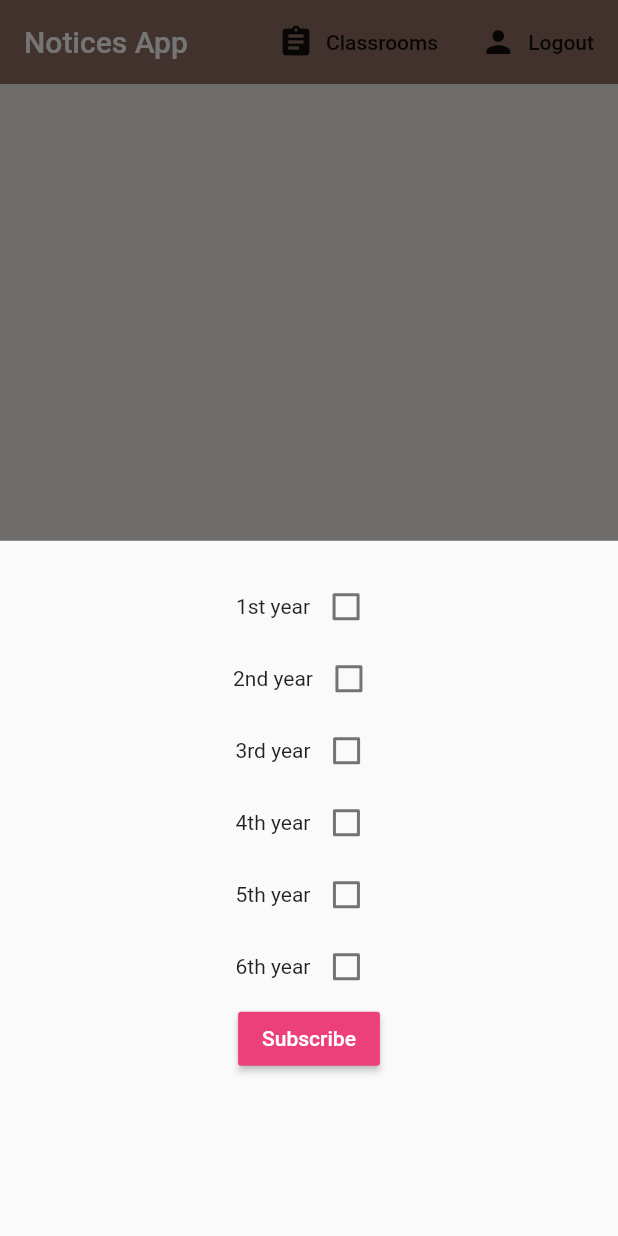
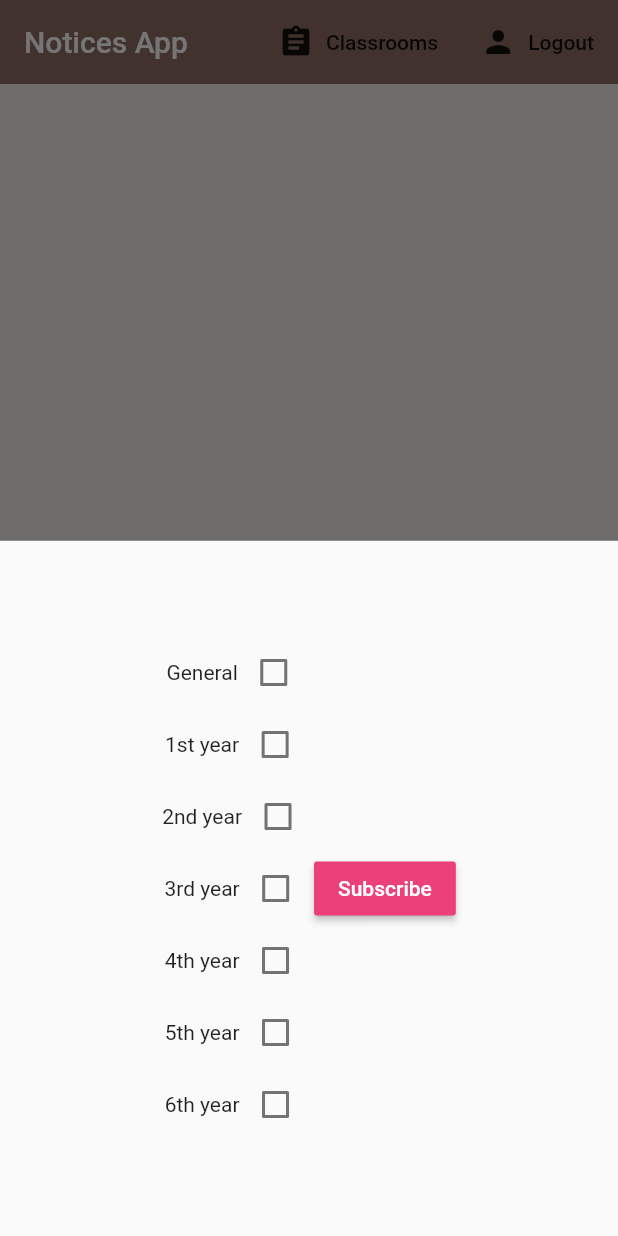
Before and after one commit to 15154/AM4L, a Flutter app: the screen it shows once a user with an empty profile is signed in, after a tap on "Classrooms", on a phone screen of 412 x 824 dp. Run offline on Flutter 3.47's test engine with Material 2 defaults, Android fonts, the phone set to English and light mode, and no system bars; our stand-ins replace cloud_firestore, firebase_auth, flutter_spinkit; accounts and stored records are empty.

```diff
--- a/am4l_15123_15154/lib/screens/home/classrooms_form.dart
+++ b/am4l_15123_15154/lib/screens/home/classrooms_form.dart
@@ -1,5 +1,7 @@
 import 'package:flutter/material.dart';
 import 'package:am4l_15123_15154/shared/constants.dart';
+import 'notice_list.dart' as notice_list;
+import 'notice_tile.dart' as notice_tile;
 
 class ClassroomsForm extends StatefulWidget {
   @override
@@ -11,12 +13,13 @@ class _ClassroomsFormState extends State<ClassroomsForm> {
   final _formKey = GlobalKey<FormState>();
 
   // form values
-  bool _1Val = false;
-  bool _2Val = false;
-  bool _3Val = false;
-  bool _4Val = false;
-  bool _5Val = false;
-  bool _6Val = false;
+  var _generalVal = false;
+  var _1Val = false;
+  var _2Val = false;
+  var _3Val = false;
+  var _4Val = false;
+  var _5Val = false;
+  var _6Val = false;
 
   /// box widget
   /// [title] is the name of the checkbox
@@ -32,6 +35,10 @@ class _ClassroomsFormState extends State<ClassroomsForm> {
             /// manage the state of each value
             setState(() {
               switch (title) {
+                case "General":
+                  _generalVal = value;
+
+                  break;
                 case "1st year":
                   _1Val = value;
                   break;
@@ -62,11 +69,13 @@ class _ClassroomsFormState extends State<ClassroomsForm> {
   Widget build(BuildContext context) {
     return Form(
       key: _formKey,
-      child: Column(
+      child: Row(
+        mainAxisAlignment: MainAxisAlignment.center,
         children: <Widget>[
           Column(
             mainAxisAlignment: MainAxisAlignment.center,
             children: <Widget>[
+              checkbox("General", _generalVal),
               checkbox("1st year", _1Val),
               checkbox("2nd year", _2Val),
               checkbox("3rd year", _3Val),
@@ -85,6 +94,7 @@ class _ClassroomsFormState extends State<ClassroomsForm> {
               //print(_firstValue);
               //print(_secValue);
               if (_formKey.currentState.validate()) {
+                notice_tile.show = true;
                 Navigator.pop(context);
               }
             },
--- a/am4l_15123_15154/lib/screens/home/notice_list.dart
+++ b/am4l_15123_15154/lib/screens/home/notice_list.dart
@@ -17,7 +17,7 @@ class _NoticeListState extends State<NoticeList> {
     return ListView.builder(
       itemCount: notices.length,
       itemBuilder: (context, index) {
-        return NoticeTile(notice: notices[index]);
+        return Visibility(child: NoticeTile(notice: notices[index]), visible: true);
       },
     );
   }
```
Also changed, not shown: am4l_15123_15154/lib/screens/home/adListPage.dart (+8 -1 lines), am4l_15123_15154/lib/screens/home/notice_tile.dart (+7 -3 lines), am4l_15123_15154/pubspec.lock.
